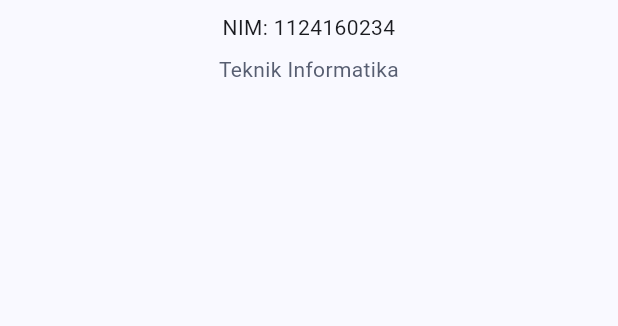
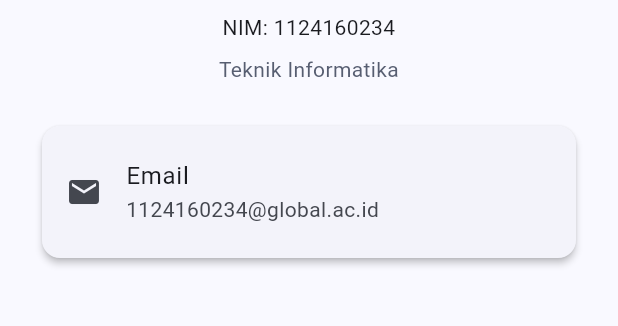
Before and after one commit to daffa-dafi/uts-pml-1124160234, a Flutter app: the screen it shows after launch, on a phone screen of 412 x 824 dp, the part 342-668 px from its top. Run offline on Flutter 3.47's test engine with Material 3 defaults, Android fonts, the phone set to English and light mode, and no system bars.

Commit message:
infotile email

```diff
--- a/soal1_live_coding/lib/main.dart
+++ b/soal1_live_coding/lib/main.dart
@@ -25,6 +25,28 @@ class MyApp extends StatelessWidget {
       ),
       themeMode: ThemeMode.system,
       home: const ProfilePage(),
+    );
+  }
+}
+
+class InfoTile extends StatelessWidget {
+  final IconData icon;
+  final String label;
+  final String value;
+
+  const InfoTile({
+    super.key,
+    required this.icon,
+    required this.label,
+    required this.value,
+  });
+
+  @override
+  Widget build(BuildContext context) {
+    return ListTile(
+      leading: Icon(icon),
+      title: Text(label),
+      subtitle: Text(value),
     );
   }
 }
@@ -90,6 +112,24 @@ class ProfilePage extends StatelessWidget {
                   ),
                   textAlign: TextAlign.center,
                 ),
+                const SizedBox(height: 24),
+
+                // --- Card Kontak (4 InfoTile) ---
+                Card(
+                  elevation: 2,
+                  child: Padding(
+                    padding: const EdgeInsets.symmetric(vertical: 8.0),
+                    child: Column(
+                      children: const [
+                        InfoTile(
+                          icon: Icons.email,
+                          label: 'Email',
+                          value: '1124160234@global.ac.id',
+                        ),
+                      ],
+                    ),
+                  ),
+                ),
               ],
             ),
           ),
@@ -98,25 +138,3 @@ class ProfilePage extends StatelessWidget {
     );
   }
 }
-
-class InfoTile extends StatelessWidget {
-  final IconData icon;
-  final String label;
-  final String value;
-
-  const InfoTile({
-    super.key,
-    required this.icon,
-    required this.label,
-    required this.value,
-  });
-
-  @override
-  Widget build(BuildContext context) {
-    return ListTile(
-      leading: Icon(icon),
-      title: Text(label),
-      subtitle: Text(value),
-    );
-  }
-}
```
